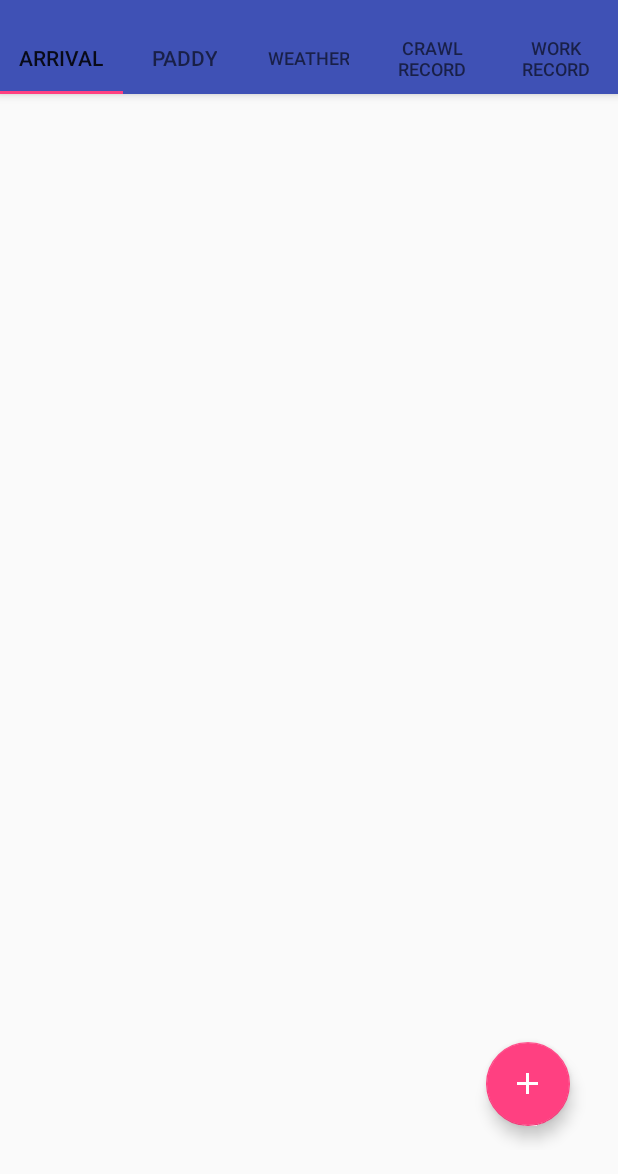
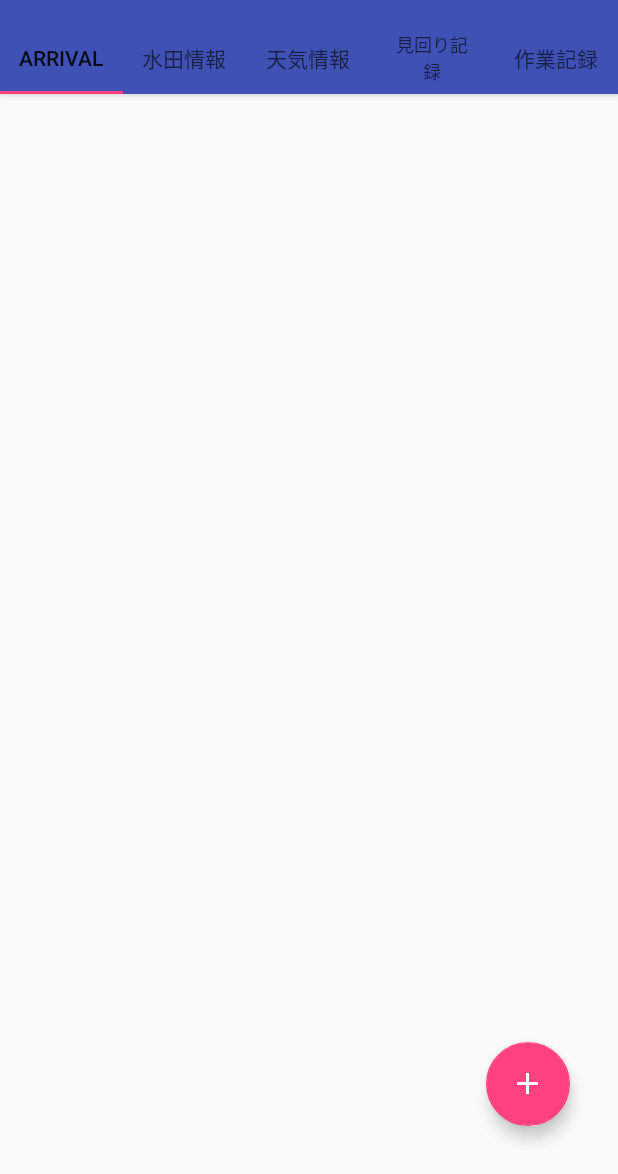
Before and after one commit to Pikason08/e-net, an Android app: the screen it shows after launch (MainActivity), on a phone screen of 412 x 824 dp, the part 62-1236 px from its top. Run offline under Robolectric (Android 15) with nearby library versions, the phone set to English and light mode, and no system bars.

Commit message:
change tabbar text

```diff
--- a/app/src/main/java/com/jp/projectone/e_net/MainFragmentPagerAdapter.java
+++ b/app/src/main/java/com/jp/projectone/e_net/MainFragmentPagerAdapter.java
@@ -41,13 +41,13 @@ public class MainFragmentPagerAdapter extends FragmentPagerAdapter{
             case 0:
                 return "Arrival";
             case 1:
-                return "paddy";
+                return "水田情報";
             case 2:
-                return "weather";
+                return "天気情報";
             case 3:
-                return "crawl record";
+                return "見回り記録";
             case 4:
-                return "work record";
+                return "作業記録";
         }
         return null;
     }
```
Also changed, not shown: app/src/main/java/com/jp/projectone/e_net/MainActivity.java (line endings or trailing spaces).
